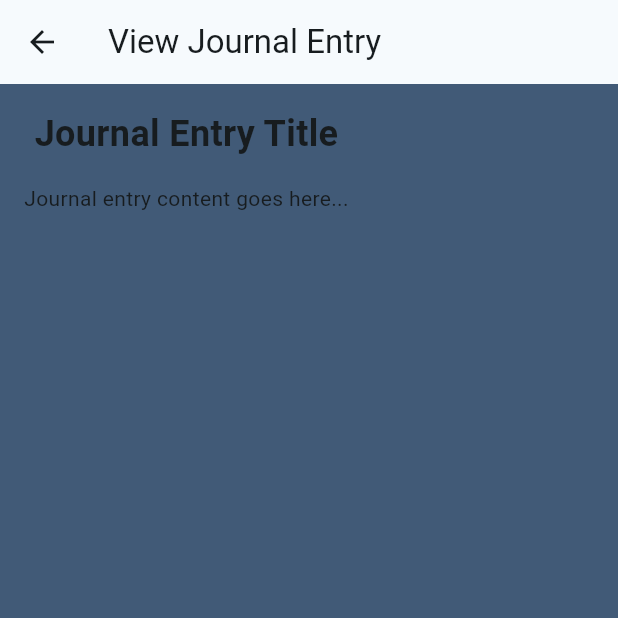
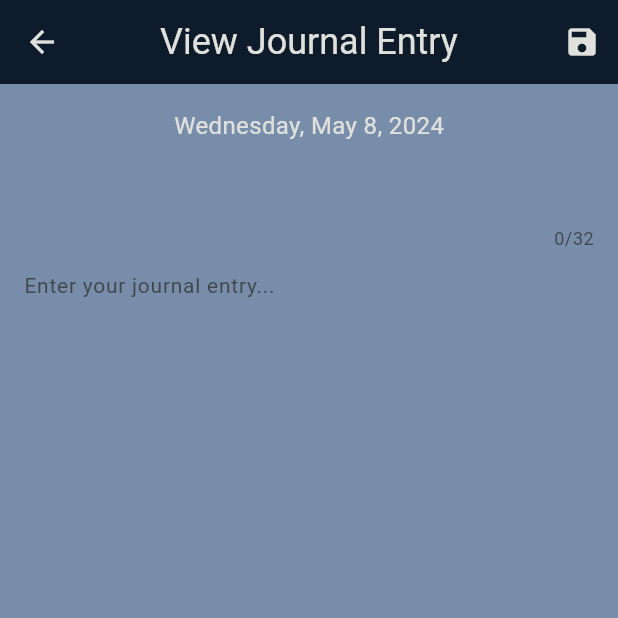
Before and after one commit to GianDMarquez/sleepybuddy, a Flutter app: the ViewJournalEntryPage screen opened directly, on a phone screen of 412 x 824 dp, the top half of it. Run offline on Flutter 3.47's test engine with Material 3 defaults, Android fonts, the phone set to English and light mode, and no system bars; our stand-ins replace isar, shared_preferences; missing offline and left inert: android_alarm_manager_plus; accounts and stored records are empty; generated files the repository leaves out were written again.

Commit message:
update JournalViewDetails

```diff
--- a/lib/view/custom/components/journal_tile.dart
+++ b/lib/view/custom/components/journal_tile.dart
@@ -3,11 +3,15 @@ import 'package:flutter/material.dart';
 import '../../colors.dart';
 
 class JournalTile extends StatelessWidget {
+  //final Entry entry?
   //final int entryID;
   final String createdDate;
   final String title;
   final String textContent;
   //final String lastEditedDate;
+
+  final void Function()? onTap;
+  //final void Function()? onLongPress;
 
   const JournalTile({
     //required this.entryID,
@@ -17,11 +21,16 @@ class JournalTile extends StatelessWidget {
     //this.content = " ",
     required this.textContent,
     //required this.lastEditedDate
+    required this.onTap,
+   // required this.onLongPress,
   });
 
   @override
   Widget build(BuildContext context) {
-    return Padding(
+ return GestureDetector(
+      onTap: onTap,
+      //onLongPress: onLongPress,
+      child: Padding(
         padding: const EdgeInsets.only(left: 8, right: 8, top: 16),
         child: Card(
           color: secondaryColorLight,
@@ -63,7 +72,7 @@ class JournalTile extends StatelessWidget {
                   textContent,
                   style: TextStyle(
                     fontSize: 14,
-                  //TO DO: Decide on color for text
+                    // TO DO: Decide on color for text
                   ),
                   maxLines: 2,
                   overflow: TextOverflow.ellipsis,
@@ -72,6 +81,7 @@ class JournalTile extends StatelessWidget {
             ],
           ),
         ),
+      ),
     );
   }
 }
--- a/lib/view/screens/journal_add_page.dart
+++ b/lib/view/screens/journal_add_page.dart
@@ -44,9 +44,7 @@ class _AddJournalEntryPageState extends State<AddJournalEntryPage> {
               print('Title: $title\n');
               print('Content: $content\n');
               */
-              context
-                  .read<EntryDatabase>()
-                  .addEntry(currentDate, title, content);
+              context.read<EntryDatabase>().addEntry(currentDate, title, content);
               //clear controllers
               titleController.clear();
               contentController.clear();
--- a/lib/view/screens/journal_details_page.dart
+++ b/lib/view/screens/journal_details_page.dart
@@ -1,30 +1,76 @@
 import 'package:flutter/material.dart';
-//import 'package:hive/hive.dart';
-import 'package:hive_flutter/hive_flutter.dart';
+import 'package:intl/intl.dart';
+import 'package:provider/provider.dart';
+import 'package:sleeplist/models/entry_database.dart';
+
+import '../colors.dart';
 
 class ViewJournalEntryPage extends StatefulWidget {
   @override
   _ViewJournalEntryPageState createState() => _ViewJournalEntryPageState();
 }
 
-//When u hit the plus button
 class _ViewJournalEntryPageState extends State<ViewJournalEntryPage> {
+  final TextEditingController titleController = TextEditingController();
+  final TextEditingController contentController = TextEditingController();
+
   @override
   Widget build(BuildContext context) {
+    //FETCH INFO HERE?
+    //id
+    //title
+    //stuff
+
     return Scaffold(
+      backgroundColor: secondaryColorLight,
       appBar: AppBar(
-        title: Text('View Journal Entry'),
+          iconTheme: IconThemeData(color: primaryColorGray),
+          backgroundColor: primaryColorDark,
+          title: Text(
+            'View Journal Entry',
+            style: TextStyle(color: primaryColorGray, fontSize: 24),
           ),
-      body: Padding(
+          centerTitle: true,
+          actions: [
+            IconButton(
+                icon: Icon(Icons.save),
+                onPressed: () {
+                  print("====DEBUG=====\n");
+                  print("Pressed Save\n");
+                  //print("Date: $currentDate\n");
+                  //print('Title: $title\n');
+                  //print('Content: $content\n');
+                  Navigator.pop(context); // Return to the journal page
+                }),
+          ]),
+         body: SingleChildScrollView(
+        child: Padding(
           padding: const EdgeInsets.all(16.0),
           child: Column(
             children: [
-            Text('Journal Entry Title', style: TextStyle(fontSize: 24, fontWeight: FontWeight.bold)),
-            SizedBox(height: 16),
-            Text('Journal entry content goes here...'),
+              // Date
+              Text(
+                DateFormat.yMMMMEEEEd().format(DateTime.parse("2024-05-08")),
+                style: TextStyle(fontSize: 16, color: primaryColorGray),
+              ),
+              TextField(
+                controller: titleController,
+                style: TextStyle(fontSize: 24),
+                maxLines: 1,
+                maxLength: 32,
+              ),
+              TextField(
+                controller: contentController,
+                decoration: InputDecoration(
+                  hintText: 'Enter your journal entry...',
+                ),
+                style: TextStyle(fontSize: 14),
+                maxLines: null,
+              ),
             ],
           ),
         ),
+      ),// TO-DO
     );
   }
 }
--- a/lib/view/screens/journal_page.dart
+++ b/lib/view/screens/journal_page.dart
@@ -8,6 +8,8 @@ import 'package:sleeplist/models/entry_database.dart';
 import '../colors.dart';
 import '../custom/components/journal_tile.dart';
 import 'journal_add_page.dart';
+import 'package:sleeplist/view/screens/journal_details_page.dart';
+
 
 class JournalPage extends StatefulWidget {
   const JournalPage({super.key});
@@ -42,6 +44,12 @@ class _JournalPageState extends State <JournalPage> {
   // Read
   void readEntries() {
     context.read<EntryDatabase>().fetchEntries();
+  }
+
+  // navigate to notes journal page
+  // TO-DO: INDEX
+  void navigateToJournalDetails() {
+    Navigator.push(context, MaterialPageRoute(builder: (context) => ViewJournalEntryPage()));
   }
   // Update
 
@@ -92,6 +100,7 @@ class _JournalPageState extends State <JournalPage> {
               createdDate: DateFormat('MMMM, d yyyy').format(entry.createdDate),
               title: entry.title,
               textContent: entry.content,
+              onTap: navigateToJournalDetails,
             );
           },
         ));
```
Lines whose indentation alone changed are shown as unchanged.
